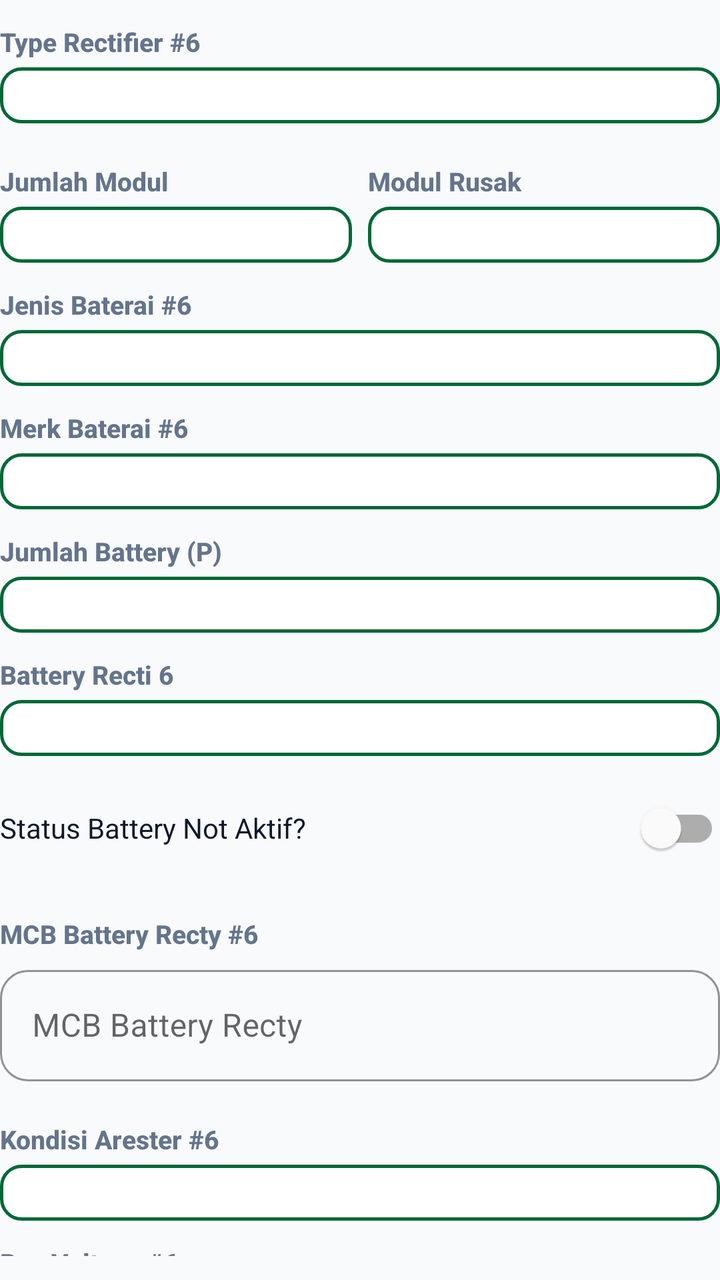
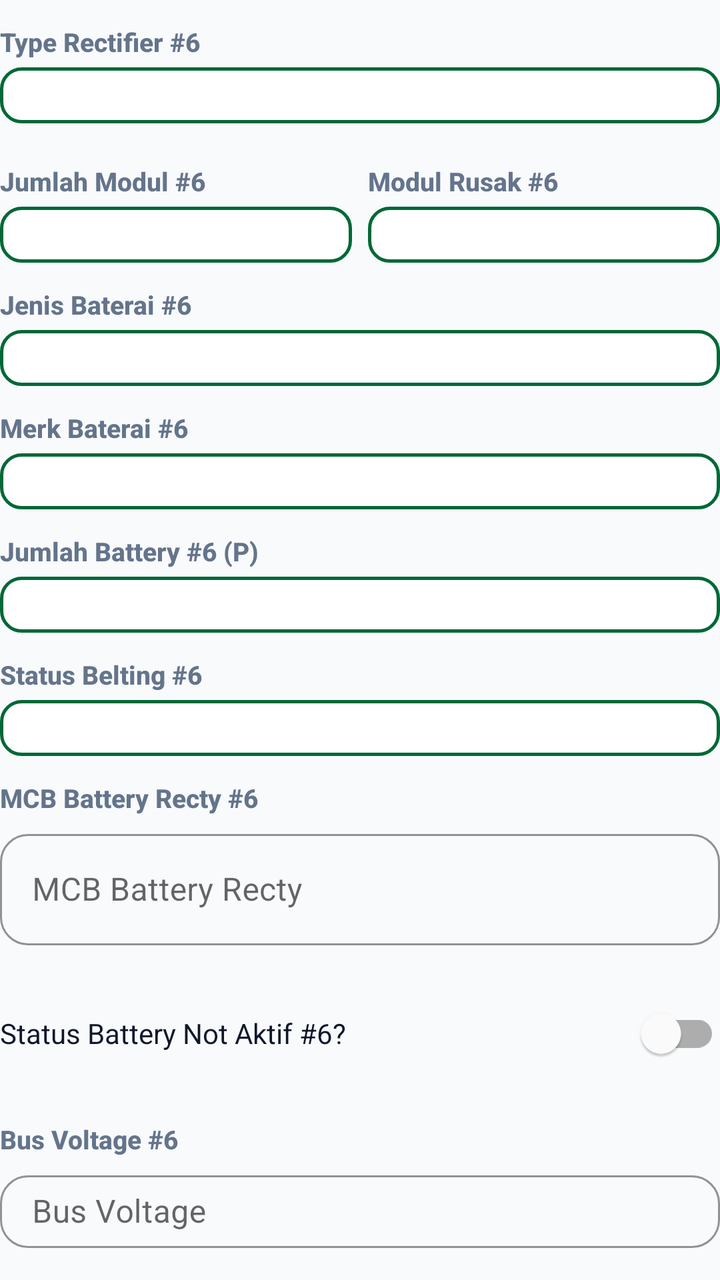

An Android layout rendered at two revisions. The XML below is the earlier revision; the diff shows what the commit changed to produce the second picture.
<!-- AndroidManifest.xml: application theme Theme.ZamanApps -->
<!-- res/layout/dialog_edit_rectifier6.xml -->
<?xml version="1.0" encoding="utf-8"?>
<LinearLayout xmlns:android="http://schemas.android.com/apk/res/android"
    android:layout_width="match_parent"
    android:layout_height="wrap_content"
    android:orientation="vertical"
    android:paddingBottom="8dp">

    <TextView style="@style/FieldLabel" android:text="Type Rectifier #6" />
    <Spinner android:id="@+id/spTypeRectifier6" style="@style/SpinnerField" />

    <LinearLayout android:layout_width="match_parent" android:layout_height="wrap_content" android:orientation="horizontal" android:layout_marginTop="8dp">
        <LinearLayout android:layout_width="0dp" android:layout_height="wrap_content" android:layout_weight="1" android:layout_marginEnd="4dp" android:orientation="vertical">
            <TextView style="@style/FieldLabel" android:text="Jumlah Modul" />
            <Spinner android:id="@+id/spJumlahModul6" style="@style/SpinnerField" />
        </LinearLayout>
        <LinearLayout android:layout_width="0dp" android:layout_height="wrap_content" android:layout_marginStart="4dp" android:layout_weight="1" android:orientation="vertical">
            <TextView style="@style/FieldLabel" android:text="Modul Rusak" />
            <Spinner android:id="@+id/spJumlahModulRusak6" style="@style/SpinnerField" />
        </LinearLayout>
    </LinearLayout>

    <TextView style="@style/FieldLabel" android:text="Jenis Baterai #6" />
    <Spinner android:id="@+id/spJenisBaterai6" style="@style/SpinnerField" />

    <TextView style="@style/FieldLabel" android:text="Merk Baterai #6" />
    <Spinner android:id="@+id/spMerkBaterai6" style="@style/SpinnerField" />

    <TextView style="@style/FieldLabel" android:text="Jumlah Battery (P)" />
    <Spinner android:id="@+id/spJumlahBattery6" style="@style/SpinnerField" />

    <TextView style="@style/FieldLabel" android:text="Battery Recti 6" />
    <Spinner android:id="@+id/spBatteryRecti6" style="@style/SpinnerField" />

    <com.google.android.material.switchmaterial.SwitchMaterial
        android:id="@+id/switchStatusBatteryNotAktif6"
        android:layout_width="match_parent"
        android:layout_height="wrap_content"
        android:layout_marginTop="12dp"
        android:layout_marginBottom="8dp"
        android:text="Status Battery Not Aktif?"
        android:textColor="@color/text_primary" />

    <LinearLayout
        android:id="@+id/layoutJumlahBankNotAktif6"
        android:layout_width="match_parent"
        android:layout_height="wrap_content"
        android:layout_marginBottom="8dp"
        android:orientation="vertical"
        android:visibility="gone">

        <TextView style="@style/FieldLabel" android:text="Jumlah Bank Not Aktif" />
        <Spinner android:id="@+id/spJumlahBankNotAktif6" style="@style/SpinnerField" />
    </LinearLayout>

    <TextView style="@style/FieldLabel" android:text="MCB Battery Recty #6" />
    <com.google.android.material.textfield.TextInputLayout style="@style/ZamanTextInputLayout" android:layout_width="match_parent" android:layout_height="wrap_content" android:layout_marginBottom="8dp">
        <com.google.android.material.textfield.TextInputEditText android:id="@+id/editMcbBatteryRecti6" android:layout_width="match_parent" android:layout_height="wrap_content" android:hint="MCB Battery Recty" android:inputType="numberDecimal" />
    </com.google.android.material.textfield.TextInputLayout>

    <TextView style="@style/FieldLabel" android:text="Kondisi Arester #6" />
    <Spinner android:id="@+id/spKondisiArester6" style="@style/SpinnerField" />

    <TextView style="@style/FieldLabel" android:text="Bus Voltage #6" />
    <com.google.android.material.textfield.TextInputLayout style="@style/ZamanTextInputLayout" android:layout_width="match_parent" android:layout_height="wrap_content" android:layout_marginBottom="8dp">
        <com.google.android.material.textfield.TextInputEditText android:id="@+id/editBusVoltage6" android:layout_width="match_parent" android:layout_height="wrap_content" android:hint="Bus Voltage" android:inputType="numberDecimal" />
    </com.google.android.material.textfield.TextInputLayout>

    <TextView style="@style/FieldLabel" android:text="Load (A) #6" />
    <com.google.android.material.textfield.TextInputLayout style="@style/ZamanTextInputLayout" android:layout_width="match_parent" android:layout_height="wrap_content" android:layout_marginBottom="8dp">
        <com.google.android.material.textfield.TextInputEditText android:id="@+id/editLoadA6" android:layout_width="match_parent" android:layout_height="wrap_content" android:hint="Load (A)" android:inputType="numberDecimal" />
    </com.google.android.material.textfield.TextInputLayout>

    <TextView style="@style/FieldLabel" android:text="Perangkat Terhubung #6" />
    <com.google.android.material.textfield.TextInputLayout style="@style/ZamanTextInputLayout" android:layout_width="match_parent" android:layout_height="wrap_content" android:layout_marginBottom="8dp">
        <com.google.android.material.textfield.TextInputEditText android:id="@+id/editPerangkat6" android:layout_width="match_parent" android:layout_height="wrap_content" android:focusable="false" android:clickable="true" android:hint="Pilih Perangkat (Multi-select)" />
    </com.google.android.material.textfield.TextInputLayout>

    <TextView style="@style/FieldLabel" android:text="Remark #6" />
    <com.google.android.material.textfield.TextInputLayout style="@style/ZamanTextInputLayout" android:layout_width="match_parent" android:layout_height="wrap_content">
        <com.google.android.material.textfield.TextInputEditText android:id="@+id/editRemark6" android:layout_width="match_parent" android:layout_height="wrap_content" android:hint="Catatan" android:inputType="textMultiLine" android:minLines="2" />
    </com.google.android.material.textfield.TextInputLayout>
</LinearLayout>
<!-- resources referenced by this layout -->
<resources>
  <color name="text_primary">#0F172A</color>
  <style name="FieldLabel">
          <item name="android:layout_width">match_parent</item>
          <item name="android:layout_height">wrap_content</item>
          <item name="android:layout_marginTop">12dp</item>
          <item name="android:layout_marginBottom">4dp</item>
          <item name="android:textColor">@color/text_secondary</item>
          <item name="android:textSize">13sp</item>
          <item name="android:textStyle">bold</item>
          <item name="android:fontFamily">sans-serif-medium</item>
      </style>
  <style name="SpinnerField" parent="SpinnerFieldModern" />
  <style name="ZamanTextInputLayout" parent="Widget.MaterialComponents.TextInputLayout.OutlinedBox">
          <item name="boxCornerRadiusTopStart">14dp</item>
          <item name="boxCornerRadiusTopEnd">14dp</item>
          <item name="boxCornerRadiusBottomStart">14dp</item>
          <item name="boxCornerRadiusBottomEnd">14dp</item>
          <item name="boxStrokeColor">@color/brand_primary</item>
          <item name="hintTextColor">@color/brand_primary</item>
          <item name="startIconTint">@color/brand_primary</item>
      </style>
  <color name="text_secondary">#64748B</color>
  <style name="SpinnerFieldModern" parent="Widget.AppCompat.Spinner">
          <item name="android:layout_width">match_parent</item>
          <item name="android:layout_height">wrap_content</item>
          <item name="android:background">@drawable/spinner_background_modern</item>
          <item name="android:padding">14dp</item>
          <item name="android:textSize">15sp</item>
          <item name="android:textColor">@color/text_primary</item>
          <item name="android:popupBackground">@color/card_bg</item>
          <item name="android:overlapAnchor">false</item>
      </style>
  <color name="brand_primary">#006837</color>
  <color name="brand_primary_dark">#004D25</color>
  <color name="white">#FFFFFF</color>
  <color name="brand_accent">#00A859</color>
  <color name="section_bg">#F8FAFC</color>
  <style name="ZamanButton" parent="Widget.MaterialComponents.Button">
          <item name="android:insetTop">0dp</item>
          <item name="android:insetBottom">0dp</item>
          <item name="android:paddingTop">0dp</item>
          <item name="android:paddingBottom">0dp</item>
          <item name="android:paddingVertical">0dp</item>
          <item name="android:gravity">center</item>
          <item name="android:minHeight">48dp</item>
          <item name="cornerRadius">16dp</item>
          <item name="android:textAllCaps">false</item>
          <item name="android:textStyle">bold</item>
          <item name="android:letterSpacing">0.02</item>
      </style>
  <style name="ZamanCard" parent="Widget.MaterialComponents.CardView">
          <item name="cardCornerRadius">20dp</item>
          <item name="cardElevation">4dp</item>
          <item name="cardBackgroundColor">@color/card_bg</item>
          <item name="android:foreground">?attr/selectableItemBackground</item>
      </style>
  <color name="card_bg">#FFFFFF</color>
  <color name="brand_primary_lightest">#E7F6EC</color>
  <!-- unchanged entries left out for length: 2 -->
</resources>

<!-- the commit's change to res/layout/dialog_edit_rectifier6.xml (unified diff, before → after) -->
@@ -10,11 +10,11 @@
 
     <LinearLayout android:layout_width="match_parent" android:layout_height="wrap_content" android:orientation="horizontal" android:layout_marginTop="8dp">
         <LinearLayout android:layout_width="0dp" android:layout_height="wrap_content" android:layout_weight="1" android:layout_marginEnd="4dp" android:orientation="vertical">
-            <TextView style="@style/FieldLabel" android:text="Jumlah Modul" />
+            <TextView style="@style/FieldLabel" android:text="Jumlah Modul #6" />
             <Spinner android:id="@+id/spJumlahModul6" style="@style/SpinnerField" />
         </LinearLayout>
-        <LinearLayout android:layout_width="0dp" android:layout_height="wrap_content" android:layout_marginStart="4dp" android:layout_weight="1" android:orientation="vertical">
-            <TextView style="@style/FieldLabel" android:text="Modul Rusak" />
+        <LinearLayout android:layout_width="0dp" android:layout_height="wrap_content" android:layout_weight="1" android:layout_marginStart="4dp" android:orientation="vertical">
+            <TextView style="@style/FieldLabel" android:text="Modul Rusak #6" />
             <Spinner android:id="@+id/spJumlahModulRusak6" style="@style/SpinnerField" />
         </LinearLayout>
     </LinearLayout>
@@ -25,19 +25,25 @@
     <TextView style="@style/FieldLabel" android:text="Merk Baterai #6" />
     <Spinner android:id="@+id/spMerkBaterai6" style="@style/SpinnerField" />
 
-    <TextView style="@style/FieldLabel" android:text="Jumlah Battery (P)" />
+    <TextView style="@style/FieldLabel" android:text="Jumlah Battery #6 (P)" />
     <Spinner android:id="@+id/spJumlahBattery6" style="@style/SpinnerField" />
 
-    <TextView style="@style/FieldLabel" android:text="Battery Recti 6" />
+    <TextView style="@style/FieldLabel" android:text="Status Belting #6" />
     <Spinner android:id="@+id/spBatteryRecti6" style="@style/SpinnerField" />
 
+    <TextView style="@style/FieldLabel" android:text="MCB Battery Recty #6" />
+    <com.google.android.material.textfield.TextInputLayout style="@style/ZamanTextInputLayout" android:layout_width="match_parent" android:layout_height="wrap_content" android:layout_marginBottom="8dp">
+        <com.google.android.material.textfield.TextInputEditText android:id="@+id/editMcbBatteryRecti6" android:layout_width="match_parent" android:layout_height="wrap_content" android:hint="MCB Battery Recty" android:inputType="numberDecimal" />
+    </com.google.android.material.textfield.TextInputLayout>
+
+    
     <com.google.android.material.switchmaterial.SwitchMaterial
         android:id="@+id/switchStatusBatteryNotAktif6"
         android:layout_width="match_parent"
         android:layout_height="wrap_content"
         android:layout_marginTop="12dp"
         android:layout_marginBottom="8dp"
-        android:text="Status Battery Not Aktif?"
+        android:text="Status Battery Not Aktif #6?"
         android:textColor="@color/text_primary" />
 
     <LinearLayout
@@ -48,17 +54,9 @@
         android:orientation="vertical"
         android:visibility="gone">
 
-        <TextView style="@style/FieldLabel" android:text="Jumlah Bank Not Aktif" />
+        <TextView style="@style/FieldLabel" android:text="Jumlah Battery Not Aktif #6" />
         <Spinner android:id="@+id/spJumlahBankNotAktif6" style="@style/SpinnerField" />
     </LinearLayout>
-
-    <TextView style="@style/FieldLabel" android:text="MCB Battery Recty #6" />
-    <com.google.android.material.textfield.TextInputLayout style="@style/ZamanTextInputLayout" android:layout_width="match_parent" android:layout_height="wrap_content" android:layout_marginBottom="8dp">
-        <com.google.android.material.textfield.TextInputEditText android:id="@+id/editMcbBatteryRecti6" android:layout_width="match_parent" android:layout_height="wrap_content" android:hint="MCB Battery Recty" android:inputType="numberDecimal" />
-    </com.google.android.material.textfield.TextInputLayout>
-
-    <TextView style="@style/FieldLabel" android:text="Kondisi Arester #6" />
-    <Spinner android:id="@+id/spKondisiArester6" style="@style/SpinnerField" />
 
     <TextView style="@style/FieldLabel" android:text="Bus Voltage #6" />
     <com.google.android.material.textfield.TextInputLayout style="@style/ZamanTextInputLayout" android:layout_width="match_parent" android:layout_height="wrap_content" android:layout_marginBottom="8dp">
@@ -75,6 +73,9 @@
         <com.google.android.material.textfield.TextInputEditText android:id="@+id/editPerangkat6" android:layout_width="match_parent" android:layout_height="wrap_content" android:focusable="false" android:clickable="true" android:hint="Pilih Perangkat (Multi-select)" />
     </com.google.android.material.textfield.TextInputLayout>
 
+    <TextView style="@style/FieldLabel" android:text="Kondisi Arester #6" />
+    <Spinner android:id="@+id/spKondisiArester6" style="@style/SpinnerField" />
+
     <TextView style="@style/FieldLabel" android:text="Remark #6" />
     <com.google.android.material.textfield.TextInputLayout style="@style/ZamanTextInputLayout" android:layout_width="match_parent" android:layout_height="wrap_content">
         <com.google.android.material.textfield.TextInputEditText android:id="@+id/editRemark6" android:layout_width="match_parent" android:layout_height="wrap_content" android:hint="Catatan" android:inputType="textMultiLine" android:minLines="2" />
